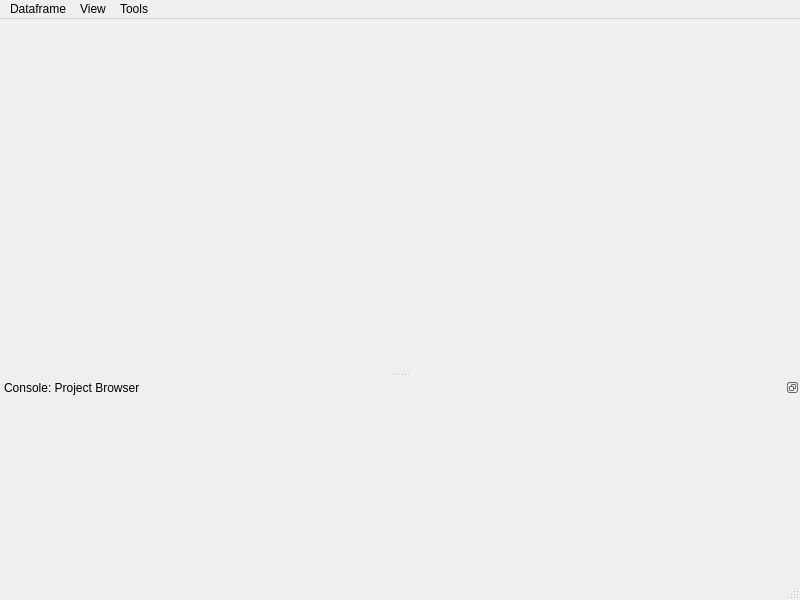
Qt form mesmerize/project_manager/project_browser/ui_files/mainwindow.ui (kushalkolar/MESmerize) before a commit.
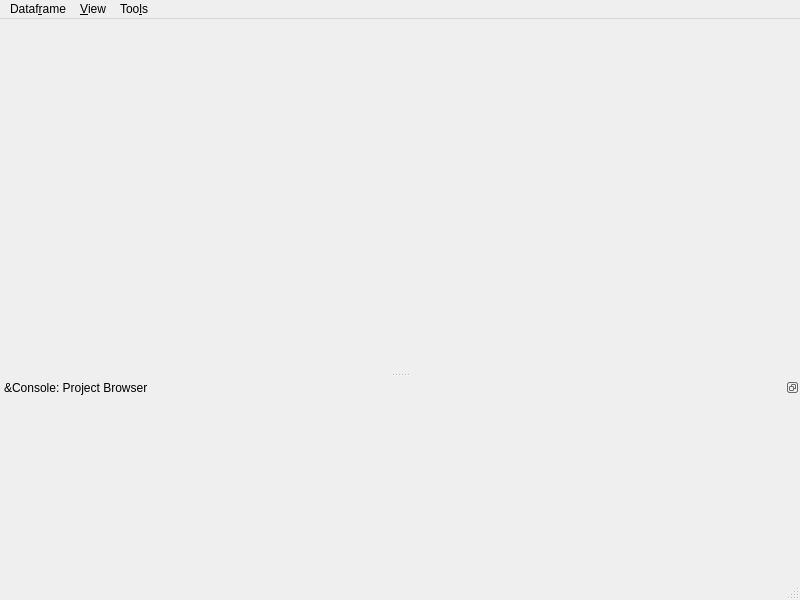
The same form after that commit.

```diff
--- a/mesmerize/project_manager/project_browser/ui_files/mainwindow.ui
+++ b/mesmerize/project_manager/project_browser/ui_files/mainwindow.ui
@@ -20,12 +20,12 @@
      <x>0</x>
      <y>0</y>
      <width>800</width>
-     <height>23</height>
+     <height>30</height>
     </rect>
    </property>
    <widget class="QMenu" name="menuDataframe">
     <property name="title">
-     <string>Dataframe</string>
+     <string>Dataf&amp;rame</string>
     </property>
     <widget class="QMenu" name="menuSave_current_tab">
      <property name="title">
@@ -54,7 +54,7 @@
    </widget>
    <widget class="QMenu" name="menuView">
     <property name="title">
-     <string>View</string>
+     <string>&amp;View</string>
     </property>
     <addaction name="actionCurrent_tab_filter_history"/>
     <addaction name="separator"/>
@@ -62,7 +62,7 @@
    </widget>
    <widget class="QMenu" name="menuTools">
     <property name="title">
-     <string>Tools</string>
+     <string>Too&amp;ls</string>
     </property>
     <addaction name="actionLink_viewers"/>
    </widget>
@@ -74,7 +74,7 @@
   <widget class="QDockWidget" name="dockConsole">
    <property name="minimumSize">
     <size>
-     <width>42</width>
+     <width>68</width>
      <height>200</height>
     </size>
    </property>
@@ -82,7 +82,7 @@
     <set>QDockWidget::DockWidgetFloatable|QDockWidget::DockWidgetMovable</set>
    </property>
    <property name="windowTitle">
-    <string>Console: Project Browser</string>
+    <string>&amp;Console: Project Browser</string>
    </property>
    <attribute name="dockWidgetArea">
     <number>8</number>
```
Left out of the diff: 35 changed lines with no effect on the pictures.
